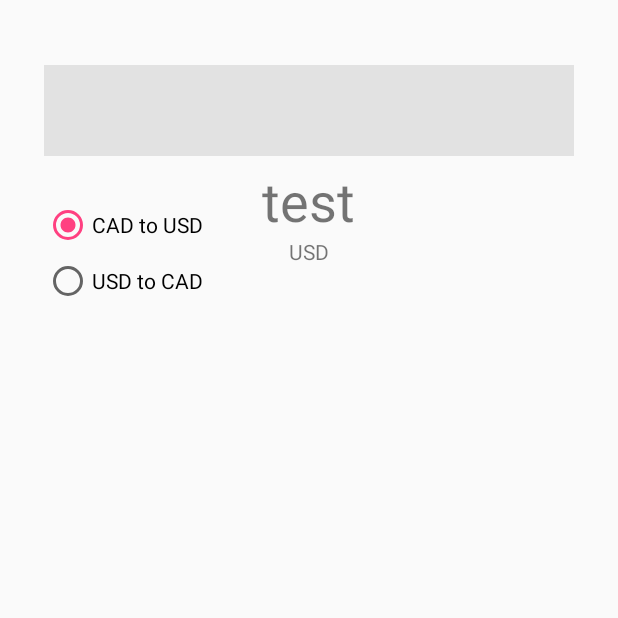
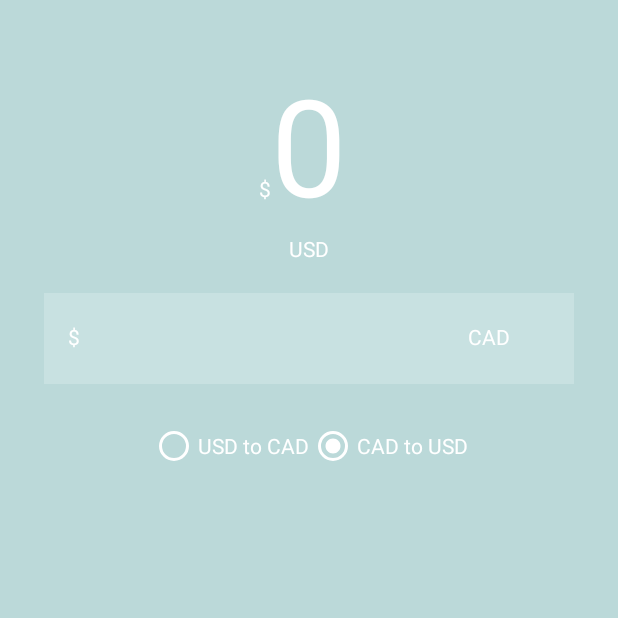
Before and after one commit to helloden/chip, an Android app: the screen it shows after launch (MainActivity), after a tap on "CAD to USD", on a phone screen of 412 x 824 dp, the top half of it. Run offline under Robolectric (Android 15) with nearby library versions, the phone set to English and light mode, and no system bars.

Commit message:
Making the UI prettier heh. Still has hardcoded values and kind of hacky code but #priorities amirite

```diff
--- a/app/src/main/java/com/novonze/chip/MainActivity.java
+++ b/app/src/main/java/com/novonze/chip/MainActivity.java
@@ -1,6 +1,5 @@
 package com.novonze.chip;
 
-import android.provider.MediaStore;
 import android.support.v7.app.AppCompatActivity;
 import android.os.Bundle;
 import android.text.Editable;
@@ -13,15 +12,19 @@ import android.widget.TextView;
 
 public class MainActivity extends AppCompatActivity {
 
+    String fromCurrency = "CAD";
+
+    String toCurrency = "USD";
+
     @Override
     protected void onCreate(Bundle savedInstanceState) {
         super.onCreate(savedInstanceState);
         setContentView(R.layout.activity_main);
 
-        EditText canadaTextbox = (EditText) findViewById(R.id.canadaTextbox);
-        canadaTextbox.addTextChangedListener(filterTextWatcher);
+        EditText textbox = (EditText) findViewById(R.id.textbox);
+        textbox.addTextChangedListener(filterTextWatcher);
 
-        TextView result = (TextView) findViewById(R.id.result1);
+        TextView result = (TextView) findViewById(R.id.result);
         setCurrencyLabel(((RadioGroup) findViewById(R.id.radioGroup)).getCheckedRadioButtonId());
     }
 
@@ -30,8 +33,11 @@ public class MainActivity extends AppCompatActivity {
         @Override
         public void onTextChanged(CharSequence s, int start, int before, int count) {
             if(s.length() > 0) {
-                double originalValue = Double.parseDouble(s.toString());
-                recalculate(originalValue);
+                recalculate(s.toString());
+            }
+            else {
+                TextView result = (TextView) findViewById(R.id.result);
+                result.clearComposingText();
             }
         }
 
@@ -46,34 +52,39 @@ public class MainActivity extends AppCompatActivity {
 
     public void onRadioButtonClicked(View view) {
         boolean checked = ((RadioButton) view).isChecked();
-        if(checked) {
-            setCurrencyLabel(view.getId());
+        setCurrencyLabel(view.getId());
+
+        EditText textbox = (EditText) findViewById(R.id.textbox);
+        recalculate(textbox.getText().toString());
+    }
+    private void recalculate(String value) {
+        if(value.length() > 0 ) {
+            TextView result = (TextView) findViewById(R.id.result);
+            double finalValue = convert(Double.parseDouble(value));
+            result.setText(String.format("%.2f", finalValue));
         }
-
-        EditText canadaTextbox = (EditText) findViewById(R.id.canadaTextbox);
-        recalculate(Double.parseDouble(canadaTextbox.getText().toString()));
-    }
-    private void recalculate(double originalValue) {
-        TextView result = (TextView) findViewById(R.id.result1);
-        double finalValue = convert(originalValue);
-        result.setText(String.format("%.2f", finalValue));
     }
 
     private void setCurrencyLabel(int checkedOption)
     {
-        TextView currencyLabel = (TextView) findViewById(R.id.currencyLabel);
-        String currency = "";
+        TextView toCurrencyLabel = (TextView) findViewById(R.id.toCurrencyLabel);
+        TextView fromCurrencyLabel = (TextView) findViewById(R.id.fromCurrencyLabel);
+
         switch (checkedOption) {
             case (R.id.toCADRadioButton):
-                currency = "CAD";
+                toCurrency = "CAD";
+                fromCurrency = "USD";
                 break;
             case (R.id.toUSDRadioButton):
-                currency = "USD";
+                toCurrency = "USD";
+                fromCurrency = "CAD";
                 break;
             default:
                 return;
         }
-        currencyLabel.setText(currency);
+
+        toCurrencyLabel.setText(toCurrency);
+        fromCurrencyLabel.setText(fromCurrency);
     }
 
     private double convert(double originalValue) {
--- a/app/src/main/res/layout/activity_main.xml
+++ b/app/src/main/res/layout/activity_main.xml
@@ -1,6 +1,7 @@
 <?xml version="1.0" encoding="utf-8"?>
 <RelativeLayout
     xmlns:android="http://schemas.android.com/apk/res/android"
+    xmlns:app="http://schemas.android.com/apk/res-auto"
     xmlns:tools="http://schemas.android.com/tools"
     android:id="@+id/activity_main"
     android:layout_width="match_parent"
@@ -9,62 +10,11 @@
     android:paddingRight="@dimen/activity_horizontal_margin"
     android:paddingTop="@dimen/activity_vertical_margin"
     android:paddingBottom="@dimen/activity_vertical_margin"
-    tools:context="com.novonze.chip.MainActivity">
-
-    <TextView
-        android:id="@+id/currencyLabel"
-        android:text="TextView"
-        android:layout_width="wrap_content"
-        android:layout_height="wrap_content"
-        android:layout_centerHorizontal="true"
-        android:layout_below="@+id/result1" />
-
-    <TextView
-        android:id="@+id/result1"
-        android:layout_width="wrap_content"
-        android:layout_height="wrap_content"
-        android:textSize="36sp"
-        android:text="test"
-        android:maxLines="1"
-        android:layout_below="@+id/canadaTextbox"
-        android:layout_centerHorizontal="true"
-        android:layout_marginTop="5dp" />
-
-    <RadioGroup
-        android:id="@+id/radioGroup"
-        android:layout_width="wrap_content"
-        android:layout_height="wrap_content"
-        android:layout_below="@+id/canadaTextbox"
-        android:layout_alignStart="@+id/canadaTextbox"
-        android:layout_marginTop="10dp"
-        android:checkedButton="@+id/toCADRadioButton">
-        <RadioButton
-            android:id="@+id/toUSDRadioButton"
-            android:text="CAD to USD"
-            android:layout_width="wrap_content"
-            android:layout_height="wrap_content"
-            android:checked="false"
-            android:layout_below="@+id/canadaTextbox"
-            android:layout_alignStart="@+id/canadaTextbox"
-            android:layout_marginTop="20dp"
-            android:textColorLink="@android:color/background_light"
-            android:layout_weight="1"
-            android:onClick="onRadioButtonClicked" />
-
-        <RadioButton
-            android:id="@+id/toCADRadioButton"
-            android:text="USD to CAD"
-            android:layout_width="wrap_content"
-            android:layout_height="wrap_content"
-            android:layout_alignTop="@+id/toUSDRadioButton"
-            android:layout_alignStart="@+id/toUSDRadioButton"
-            android:layout_marginTop="5dp"
-            android:layout_weight="1"
-            android:onClick="onRadioButtonClicked" />
-    </RadioGroup>
+    tools:context="com.novonze.chip.MainActivity"
+    android:background="@color/colorBackground">
 
     <EditText
-        android:id="@+id/canadaTextbox"
+        android:id="@+id/textbox"
         android:layout_width="wrap_content"
         android:layout_height="wrap_content"
         android:padding="10dp"
@@ -72,9 +22,99 @@
         android:ems="10"
         android:maxLines="1"
         android:textSize="30sp"
-        android:layout_marginTop="27dp"
-        android:layout_alignParentTop="true"
-        android:background="#19000000"
-        android:layout_centerHorizontal="true" />
+        android:layout_marginTop="20dp"
+        android:layout_below="@+id/toCurrencyLabel"
+        android:background="#32FFFFFF"
+        android:layout_centerHorizontal="true"
+        android:textColor="@android:color/white"
+        android:textAlignment="center" />
+
+    <TextView
+        android:id="@+id/toCurrencyLabel"
+        android:text="TextView"
+        android:layout_width="wrap_content"
+        android:layout_height="wrap_content"
+        android:layout_centerHorizontal="true"
+        android:layout_below="@+id/result"
+        android:textColor="@android:color/white" />
+
+    <TextView
+        android:id="@+id/result"
+        android:layout_width="wrap_content"
+        android:layout_height="wrap_content"
+        android:textSize="90dp"
+        android:text="0"
+        android:maxLines="1"
+        android:textColor="@android:color/white"
+        android:layout_marginTop="20dp"
+        android:layout_centerHorizontal="true"
+        tools:fontFamily="sans-serif" />
+
+    <RadioGroup
+        android:id="@+id/radioGroup"
+        android:layout_width="wrap_content"
+        android:layout_height="wrap_content"
+        android:layout_marginTop="25dp"
+        android:checkedButton="@+id/toCADRadioButton"
+        android:layout_below="@+id/textbox"
+        android:layout_centerHorizontal="true"
+        android:orientation="horizontal" >
+
+        <RadioButton
+            android:id="@+id/toCADRadioButton"
+            android:text="USD to CAD"
+            android:layout_width="wrap_content"
+            android:layout_height="wrap_content"
+            android:layout_weight="1"
+            android:textColor="@color/colorTextColourLight"
+            android:backgroundTint="@color/colorTextColourLight"
+            android:textColorLink="@android:color/holo_blue_light"
+            android:focusable="false"
+            android:buttonTint="@color/colorTextColourLight"
+            android:onClick="onRadioButtonClicked"
+            android:checked="true" />
+
+        <RadioButton
+            android:id="@+id/toUSDRadioButton"
+            android:text="CAD to USD"
+            android:layout_width="wrap_content"
+            android:layout_height="wrap_content"
+            android:textColorLink="@android:color/background_light"
+            android:layout_weight="1"
+            android:textColor="@color/colorTextColourLight"
+            android:buttonTint="@color/colorTextColourLight"
+            android:checked="false"
+            android:onClick="onRadioButtonClicked" />
+
+    </RadioGroup>
+
+    <TextView
+        android:text="$"
+        android:layout_width="wrap_content"
+        android:layout_height="wrap_content"
+        android:layout_toLeftOf="@+id/result"
+        android:layout_alignBaseline="@id/result"
+        android:id="@+id/dollarLabel1"
+        android:textColor="@color/colorTextColourLight" />
+
+    <TextView
+        android:text="$"
+        android:layout_width="wrap_content"
+        android:layout_height="wrap_content"
+        android:id="@+id/dollarLabel2"
+        android:textColor="@color/colorTextColourLight"
+        android:layout_alignTop="@+id/textbox"
+        android:layout_alignStart="@+id/textbox"
+        android:layout_marginStart="16dp"
+        android:layout_marginTop="19dp" />
+
+    <TextView
+        android:text="TextView"
+        android:layout_width="wrap_content"
+        android:layout_height="wrap_content"
+        android:layout_alignTop="@+id/dollarLabel2"
+        android:layout_toEndOf="@+id/radioGroup"
+        android:id="@+id/fromCurrencyLabel"
+        android:textColor="@color/colorTextColourLight" />
 
 </RelativeLayout>
--- a/app/src/main/res/values/colors.xml
+++ b/app/src/main/res/values/colors.xml
@@ -1,6 +1,8 @@
 <?xml version="1.0" encoding="utf-8"?>
 <resources>
+    <color name="colorBackground">#FFBBD9D9</color>
     <color name="colorPrimary">#3F51B5</color>
     <color name="colorPrimaryDark">#303F9F</color>
-    <color name="colorAccent">#ff4081</color>
+    <color name="colorAccent">#FFBBD9D9</color>
+    <color name="colorTextColourLight">#ffffff</color>
 </resources>
```
